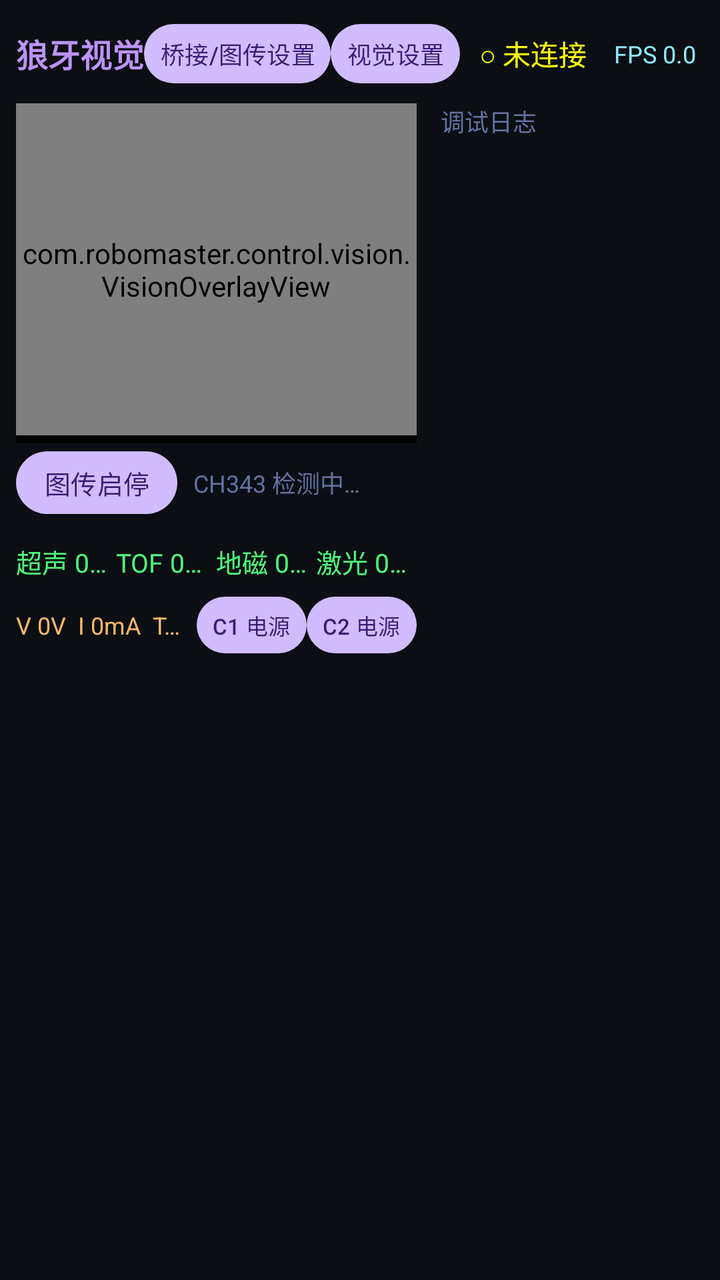
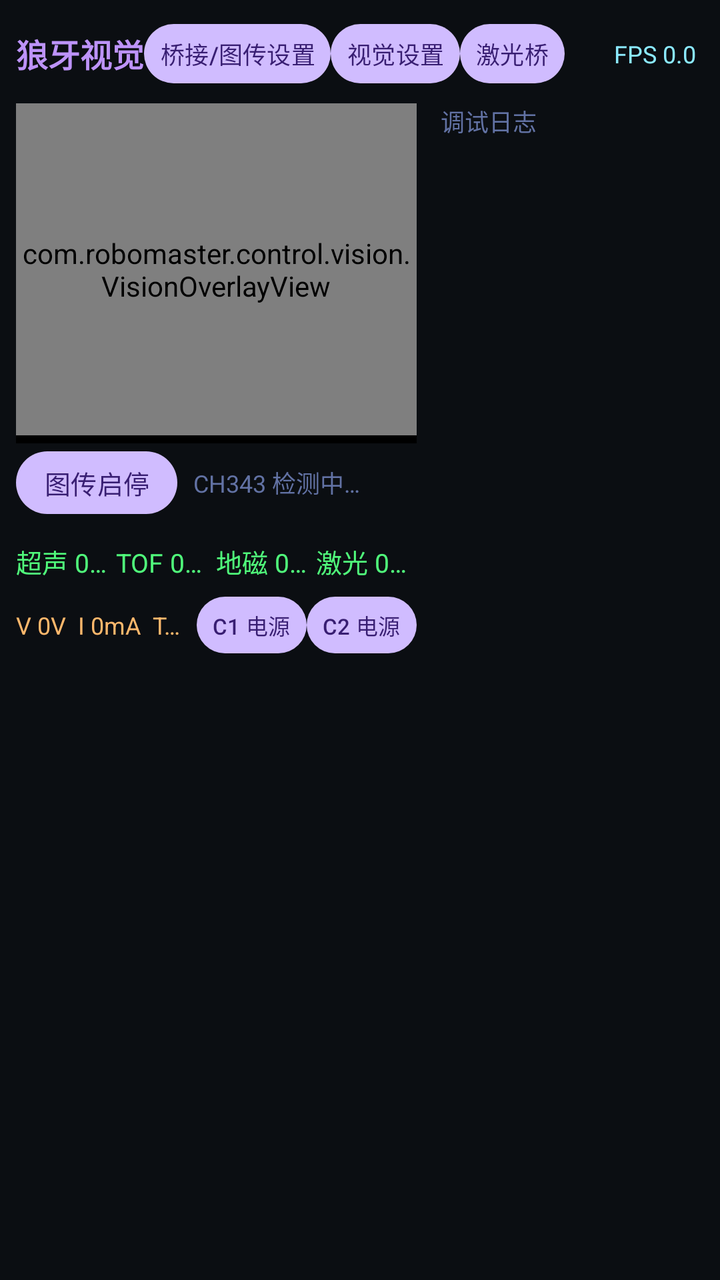

Before-and-after screenshots of an Android layout around one commit, followed by the original layout XML and the change that was made.
<!-- AndroidManifest.xml: application theme Theme.RobotControl -->
<!-- res/layout/activity_main.xml -->
<?xml version="1.0" encoding="utf-8"?>
<LinearLayout
    xmlns:android="http://schemas.android.com/apk/res/android"
    android:layout_width="match_parent"
    android:layout_height="match_parent"
    android:orientation="vertical"
    android:padding="8dp"
    android:background="#0B0E12">

    
    <LinearLayout
        android:layout_width="match_parent"
        android:layout_height="wrap_content"
        android:orientation="horizontal"
        android:gravity="center_vertical"
        android:paddingBottom="6dp">

        <TextView
            android:layout_width="wrap_content"
            android:layout_height="wrap_content"
            android:text="狼牙视觉"
            android:textColor="#BD93F9"
            android:textSize="16sp"
            android:textStyle="bold" />

        <Button
            android:id="@+id/btnBridge"
            android:layout_width="wrap_content"
            android:layout_height="wrap_content"
            android:text="桥接/图传设置"
            android:textSize="12sp"
            android:minWidth="0dp"
            android:minHeight="0dp"
            android:paddingLeft="8dp"
            android:paddingRight="8dp" />

        <Button
            android:id="@+id/btnVisionSettings"
            android:layout_width="wrap_content"
            android:layout_height="wrap_content"
            android:text="视觉设置"
            android:textSize="12sp"
            android:minWidth="0dp"
            android:minHeight="0dp"
            android:paddingLeft="8dp"
            android:paddingRight="8dp" />

        <TextView
            android:id="@+id/tvConn"
            android:layout_width="0dp"
            android:layout_height="wrap_content"
            android:layout_weight="1"
            android:gravity="center"
            android:text="○ 未连接"
            android:textColor="#FFFF00"
            android:textSize="14sp"
            android:padding="2dp"
            android:singleLine="true"
            android:ellipsize="end" />

        <TextView
            android:id="@+id/tvFps"
            android:layout_width="wrap_content"
            android:layout_height="wrap_content"
            android:text="FPS 0.0"
            android:textColor="#8BE9FD"
            android:textSize="12sp"
            android:padding="4dp" />
    </LinearLayout>

    
    <LinearLayout
        android:layout_width="match_parent"
        android:layout_height="0dp"
        android:layout_weight="1"
        android:orientation="horizontal"
        android:baselineAligned="false">

        
        <LinearLayout
            android:layout_width="0dp"
            android:layout_height="match_parent"
            android:layout_weight="0.6"
            android:orientation="vertical"
            android:paddingEnd="6dp">

            
            <FrameLayout
                android:id="@+id/previewContainer"
                android:layout_width="match_parent"
                android:layout_height="170dp"
                android:background="#000000"
                android:paddingBottom="4dp">

                <SurfaceView
                    android:id="@+id/svPreview"
                    android:layout_width="match_parent"
                    android:layout_height="match_parent" />

                <com.robomaster.control.vision.VisionOverlayView
                    android:id="@+id/visionOverlay"
                    android:layout_width="match_parent"
                    android:layout_height="match_parent" />
            </FrameLayout>

            
            <LinearLayout
                android:layout_width="match_parent"
                android:layout_height="wrap_content"
                android:orientation="horizontal"
                android:gravity="center_vertical"
                android:paddingBottom="4dp">

                <Button
                    android:id="@+id/btnVideo"
                    android:layout_width="wrap_content"
                    android:layout_height="wrap_content"
                    android:text="图传启停"
                    android:textSize="13sp"
                    android:minWidth="0dp"
                    android:minHeight="0dp"
                    android:paddingLeft="14dp"
                    android:paddingRight="14dp" />

                <TextView
                    android:id="@+id/tvCh343"
                    android:layout_width="0dp"
                    android:layout_height="wrap_content"
                    android:layout_weight="1"
                    android:text="CH343 检测中…"
                    android:textColor="#6272A4"
                    android:textSize="12sp"
                    android:paddingStart="8dp"
                    android:singleLine="true"
                    android:ellipsize="end" />
            </LinearLayout>

            
            <LinearLayout
                android:layout_width="match_parent"
                android:layout_height="wrap_content"
                android:orientation="horizontal"
                android:paddingTop="6dp">

                <TextView
                    android:id="@+id/tvUltrasonic"
                    android:layout_width="0dp"
                    android:layout_height="wrap_content"
                    android:layout_weight="1"
                    android:text="超声 0mm"
                    android:textColor="#50FA7B"
                    android:textSize="13sp"
                    android:singleLine="true"
                    android:ellipsize="end" />

                <TextView
                    android:id="@+id/tvTof"
                    android:layout_width="0dp"
                    android:layout_height="wrap_content"
                    android:layout_weight="1"
                    android:text="TOF 0mm"
                    android:textColor="#50FA7B"
                    android:textSize="13sp"
                    android:singleLine="true"
                    android:ellipsize="end" />

                <TextView
                    android:id="@+id/tvMag"
                    android:layout_width="0dp"
                    android:layout_height="wrap_content"
                    android:layout_weight="1"
                    android:text="地磁 0/0/0"
                    android:textColor="#50FA7B"
                    android:textSize="13sp"
                    android:singleLine="true"
                    android:ellipsize="end" />

                <TextView
                    android:id="@+id/tvLaser"
                    android:layout_width="0dp"
                    android:layout_height="wrap_content"
                    android:layout_weight="1"
                    android:text="激光 0mm"
                    android:textColor="#50FA7B"
                    android:textSize="13sp"
                    android:singleLine="true"
                    android:ellipsize="end" />
            </LinearLayout>

            
            <LinearLayout
                android:layout_width="match_parent"
                android:layout_height="wrap_content"
                android:orientation="horizontal"
                android:gravity="center_vertical"
                android:paddingTop="4dp">

                <TextView
                    android:id="@+id/tvPower"
                    android:layout_width="0dp"
                    android:layout_height="wrap_content"
                    android:layout_weight="1"
                    android:text="V 0V  I 0mA  T 0℃"
                    android:textColor="#FFB86C"
                    android:textSize="12sp"
                    android:singleLine="true"
                    android:ellipsize="end" />

                <Button
                    android:id="@+id/btnTypec1"
                    android:layout_width="wrap_content"
                    android:layout_height="wrap_content"
                    android:text="C1 电源"
                    android:textSize="11sp"
                    android:minWidth="0dp"
                    android:minHeight="0dp"
                    android:paddingLeft="8dp"
                    android:paddingRight="8dp" />

                <Button
                    android:id="@+id/btnTypec2"
                    android:layout_width="wrap_content"
                    android:layout_height="wrap_content"
                    android:text="C2 电源"
                    android:textSize="11sp"
                    android:minWidth="0dp"
                    android:minHeight="0dp"
                    android:paddingLeft="8dp"
                    android:paddingRight="8dp" />
            </LinearLayout>
        </LinearLayout>

        
        <LinearLayout
            android:layout_width="0dp"
            android:layout_height="match_parent"
            android:layout_weight="0.4"
            android:orientation="vertical"
            android:paddingStart="6dp">

            <TextView
                android:layout_width="match_parent"
                android:layout_height="wrap_content"
                android:text="调试日志"
                android:textColor="#6272A4"
                android:textSize="12sp"
                android:paddingBottom="2dp" />

            <ScrollView
                android:id="@+id/scrollLog"
                android:layout_width="match_parent"
                android:layout_height="0dp"
                android:layout_weight="1"
                android:background="#0B0E12">

                <TextView
                    android:id="@+id/tvLog"
                    android:layout_width="match_parent"
                    android:layout_height="wrap_content"
                    android:textColor="#6272A4"
                    android:textSize="11sp"
                    android:fontFamily="monospace"
                    android:padding="4dp" />
            </ScrollView>
        </LinearLayout>
    </LinearLayout>
</LinearLayout>
<!-- resources referenced by this layout -->
<resources>
  <style name="Theme.RobotControl" parent="Theme.Material3.Dark.NoActionBar">
          <item name="android:statusBarColor">#FF101418</item>
          <item name="android:navigationBarColor">#FF101418</item>
          <item name="android:windowBackground">#FF101418</item>
      </style>
</resources>

<!-- the commit's change to res/layout/activity_main.xml (unified diff, before → after) -->
@@ -45,6 +45,17 @@
             android:paddingLeft="8dp"
             android:paddingRight="8dp" />
 
+        <Button
+            android:id="@+id/btnLaser"
+            android:layout_width="wrap_content"
+            android:layout_height="wrap_content"
+            android:text="激光桥"
+            android:textSize="12sp"
+            android:minWidth="0dp"
+            android:minHeight="0dp"
+            android:paddingLeft="8dp"
+            android:paddingRight="8dp" />
+
         <TextView
             android:id="@+id/tvConn"
             android:layout_width="0dp"
